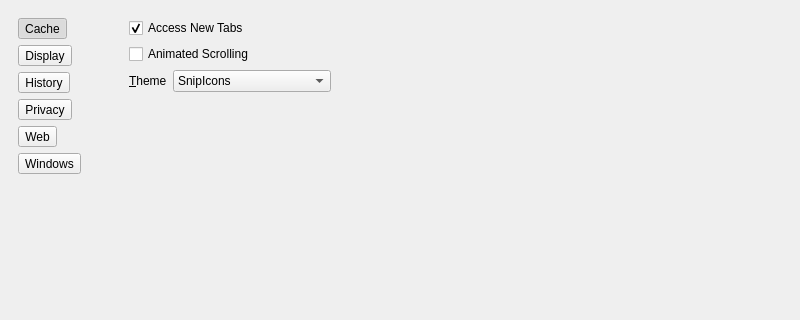
This is 2.x/UI/dooble_settings.ui in textbrowser/dooble as Qt 5 draws it before an edit; both pictures show x 0 to 800 and y 0 to 320 of the 800 by 700 pixel window. The edited form follows.
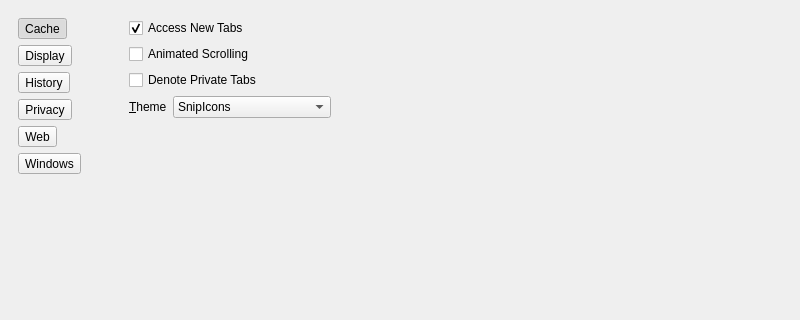
This is the edited form. The open tabs and pages were chosen to show the change. Icons and pictures are not drawn.

Commit message: Optional privacy settings.

Diff of the .ui file:
```diff
--- a/2.x/UI/dooble_settings.ui
+++ b/2.x/UI/dooble_settings.ui
@@ -323,6 +323,13 @@
             </property>
            </widget>
           </item>
+          <item>
+           <widget class="QCheckBox" name="denote_private_tabs">
+            <property name="text">
+             <string>Denote Private Tabs</string>
+            </property>
+           </widget>
+          </item>
           <item>
            <layout class="QHBoxLayout" name="horizontalLayout_4">
             <item>
```
Left out of the diff: 1 changed line with no effect on the pictures. The commit also changes 4 other files.
